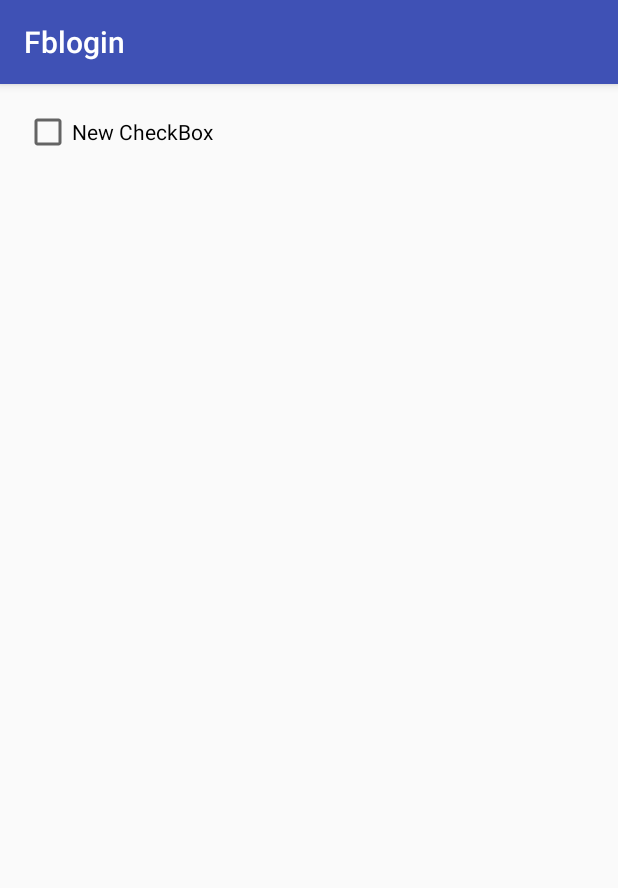
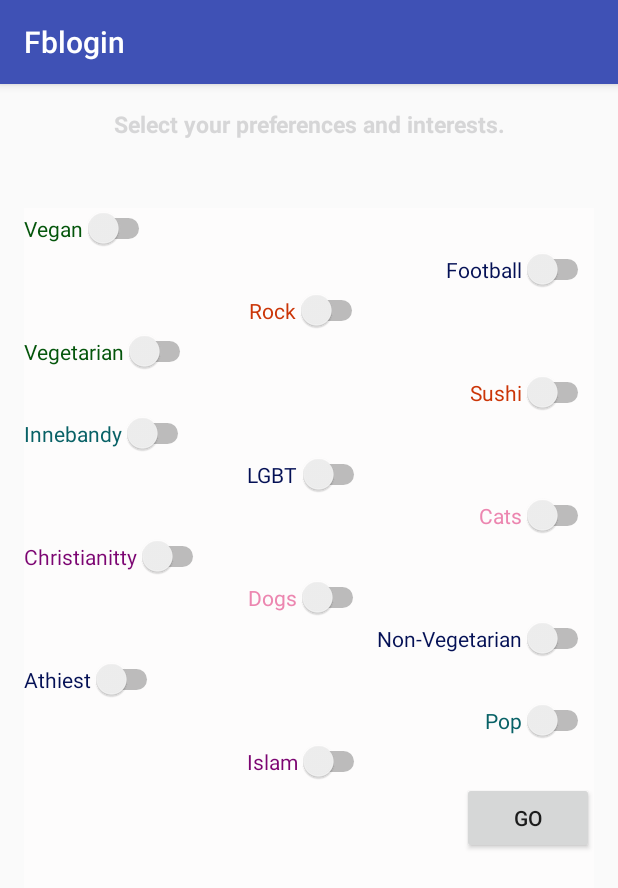
Before and after one commit to mohammedmustafa2348/ESH_InnerJoin, an Android app: the PreferenceActivity screen opened directly, with no data from a screen before it, on a phone screen of 412 x 824 dp. Shown: the top 888 px of the screen. Run offline under Robolectric (Android 15) with nearby library versions, the phone set to English and light mode, and no system bars.

Commit message:
Added home and Preferences activities

```diff
--- a/app/build.gradle
+++ b/app/build.gradle
@@ -1,6 +1,6 @@
 apply plugin: 'com.android.application'
 android {
-    compileSdkVersion 24
+    compileSdkVersion 23
     buildToolsVersion "24.0.2"
     defaultConfig {
         applicationId "com.example.fblogin"
@@ -23,7 +23,7 @@ repositories {
     }
 }
 dependencies {
-    compile fileTree(dir: 'libs', include: ['*.jar'])
+    compile fileTree(include: ['*.jar'], dir: 'libs')
     testCompile 'junit:junit:4.12'
     compile 'com.android.support:appcompat-v7:24.2.0'
     compile 'com.android.support:design:24.2.0'
--- a/app/src/main/AndroidManifest.xml
+++ b/app/src/main/AndroidManifest.xml
@@ -40,7 +40,8 @@
         <activity android:name="com.example.fblogin.OnBoardActivity1" />
         <activity android:name="com.example.fblogin.OnBoardActivity2" />
         <activity android:name="com.example.fblogin.OnBoardActivity3" />
-        <activity android:name="com.example.fblogin.PreferenceActivity"></activity>
+        <activity android:name="com.example.fblogin.PreferenceActivity" />
+        <activity android:name="com.example.fblogin.HomeActivity"></activity>
     </application>
 
 </manifest>
--- a/app/src/main/java/com/example/fblogin/LoginActivity.java
+++ b/app/src/main/java/com/example/fblogin/LoginActivity.java
@@ -31,13 +31,9 @@ public class LoginActivity extends Activity {
     protected void onCreate(Bundle savedInstanceState) {
         super.onCreate(savedInstanceState);
         setContentView(R.layout.activity_login);
-
         if(PrefUtils.getCurrentUser(LoginActivity.this) != null){
-
-            Intent homeIntent = new Intent(LoginActivity.this, LogoutActivity.class);
-
+            Intent homeIntent = new Intent(LoginActivity.this, HomeActivity.class);
             startActivity(homeIntent);
-
             finish();
         }
     }
--- a/app/src/main/res/layout/activity_preference.xml
+++ b/app/src/main/res/layout/activity_preference.xml
@@ -9,12 +9,160 @@
     android:paddingTop="@dimen/activity_vertical_margin"
     tools:context="com.example.fblogin.PreferenceActivity">
 
-    <CheckBox
+    <TextView
         android:layout_width="wrap_content"
         android:layout_height="wrap_content"
-        android:text="New CheckBox"
-        android:id="@+id/checkBox"
-        android:layout_alignParentTop="true"
+        android:text="Select your preferences and interests."
+        android:id="@+id/textTitle"
+        android:layout_alignParentRight="true"
+        android:layout_alignParentEnd="true"
         android:layout_alignParentLeft="true"
-        android:layout_alignParentStart="true" />
+        android:layout_alignParentStart="true"
+        android:textAlignment="center"
+        android:textColor="@color/com_facebook_button_background_color_pressed"
+        android:textSize="15dp"
+        android:textStyle="bold"
+        android:layout_alignParentTop="true" />
+
+    <LinearLayout
+        android:orientation="vertical"
+        android:layout_width="match_parent"
+        android:layout_height="match_parent"
+        android:layout_below="@+id/textTitle"
+        android:layout_marginTop="45dp"
+        android:layout_alignParentLeft="true"
+        android:layout_alignParentStart="true"
+        android:background="#fdfcfc">
+
+        <Switch
+            android:layout_width="wrap_content"
+            android:layout_height="wrap_content"
+            android:text="Vegan"
+            android:id="@+id/veganOpt"
+            android:checked="false"
+            android:textColor="#04550b" />
+
+        <Switch
+            android:layout_width="wrap_content"
+            android:layout_height="wrap_content"
+            android:text="Football"
+            android:id="@+id/footbalOpt"
+            android:layout_gravity="right"
+            android:checked="false"
+            android:textColor="#041055" />
+
+        <Switch
+            android:layout_width="wrap_content"
+            android:layout_height="wrap_content"
+            android:text="Rock"
+            android:id="@+id/rockOpt"
+            android:layout_gravity="center_horizontal"
+            android:checked="false"
+            android:textColor="#cb3507" />
+
+        <Switch
+            android:layout_width="wrap_content"
+            android:layout_height="wrap_content"
+            android:text="Vegetarian"
+            android:id="@+id/vegOpt"
+            android:checked="false"
+            android:textColor="#04550b"
+            android:capitalize="words" />
+
+        <Switch
+            android:layout_width="wrap_content"
+            android:layout_height="wrap_content"
+            android:text="Sushi"
+            android:id="@+id/sushiOpt"
+            android:layout_gravity="right"
+            android:checked="false"
+            android:textColor="#cb3507" />
+
+        <Switch
+            android:layout_width="wrap_content"
+            android:layout_height="wrap_content"
+            android:text="Innebandy"
+            android:id="@+id/innebandyOpt"
+            android:checked="false"
+            android:textColor="#086166" />
+
+        <Switch
+            android:layout_width="wrap_content"
+            android:layout_height="wrap_content"
+            android:text="LGBT"
+            android:id="@+id/lgbtOpt"
+            android:layout_gravity="center_horizontal"
+            android:checked="false"
+            android:textColor="#041055" />
+
+        <Switch
+            android:layout_width="wrap_content"
+            android:layout_height="wrap_content"
+            android:text="Cats"
+            android:id="@+id/catsOpt"
+            android:layout_gravity="right"
+            android:checked="false"
+            android:textColor="#ec86b0" />
+
+        <Switch
+            android:layout_width="wrap_content"
+            android:layout_height="wrap_content"
+            android:text="Christianitty"
+            android:id="@+id/christOpt"
+            android:checked="false"
+            android:textColor="#7c0572" />
+
+        <Switch
+            android:layout_width="wrap_content"
+            android:layout_height="wrap_content"
+            android:text="Dogs"
+            android:id="@+id/dogsOpt"
+            android:layout_gravity="center_horizontal"
+            android:checked="false"
+            android:textColor="#ec86b0" />
+
+        <Switch
+            android:layout_width="wrap_content"
+            android:layout_height="wrap_content"
+            android:text="Non-Vegetarian"
+            android:id="@+id/switch10"
+            android:layout_gravity="right"
+            android:checked="false"
+            android:textColor="#041055" />
+
+        <Switch
+            android:layout_width="wrap_content"
+            android:layout_height="wrap_content"
+            android:text="Athiest"
+            android:id="@+id/athiestOpt"
+            android:checked="false"
+            android:textColor="#041055" />
+
+        <Switch
+            android:layout_width="wrap_content"
+            android:layout_height="wrap_content"
+            android:text="Pop"
+            android:id="@+id/popOpt"
+            android:layout_gravity="right"
+            android:checked="false"
+            android:textColor="#086166" />
+
+        <Switch
+            android:layout_width="wrap_content"
+            android:layout_height="wrap_content"
+            android:text="Islam"
+            android:id="@+id/islamOpt"
+            android:layout_gravity="center_horizontal"
+            android:checked="false"
+            android:textColor="#7c0572" />
+
+        <Button
+            android:layout_width="wrap_content"
+            android:layout_height="wrap_content"
+            android:text="Go"
+            android:id="@+id/goButton"
+            android:layout_gravity="right" />
+
+    </LinearLayout>
+
 </RelativeLayout>
```
Also changed, not shown: app/src/main/java/com/example/fblogin/HomeActivity.java (added, +13 -0 lines), app/src/main/res/layout/activity_home.xml (added, +36 -0 lines), app/src/main/res/layout/activity_login.xml (+16 -3 lines).
